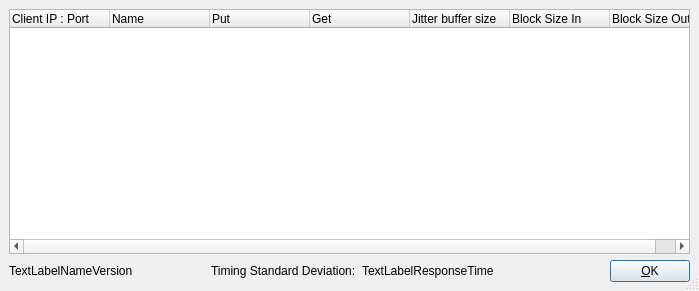
Above: src/llconserverdlgbase.ui from jamulussoftware/jamulus before the change. Below: the same form after it.
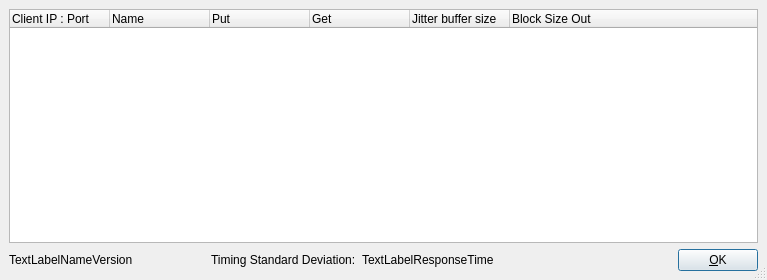
That is the form after the change. Icons and pictures are not drawn.

```diff
--- a/src/llconserverdlgbase.ui
+++ b/src/llconserverdlgbase.ui
@@ -5,8 +5,8 @@
    <rect>
     <x>0</x>
     <y>0</y>
-    <width>699</width>
-    <height>291</height>
+    <width>767</width>
+    <height>280</height>
    </rect>
   </property>
   <property name="windowTitle" >
@@ -55,11 +55,6 @@
        <string>Jitter buffer size</string>
       </property>
      </column>
-     <column>
-      <property name="text" >
-       <string>Block Size In</string>
-      </property>
-     </column>
      <column>
       <property name="text" >
        <string>Block Size Out</string>
```
Left out of the diff: 30 changed lines with no effect on the pictures.
